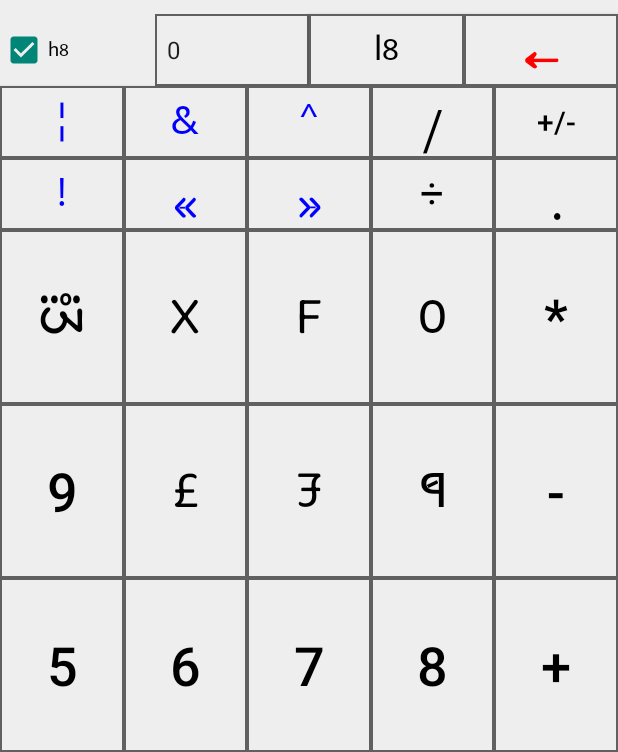
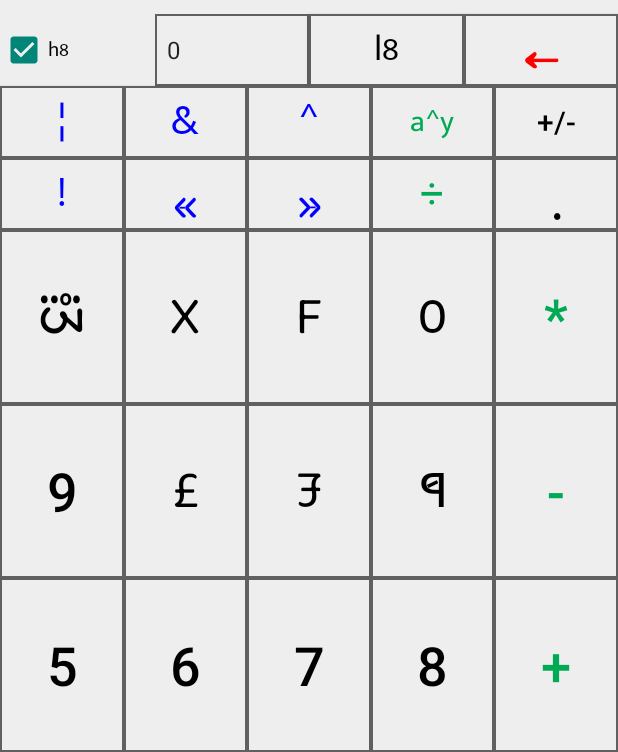
Before and after one commit to zava8/heksuletr, an Android app: the screen it shows after launch (MainActivity), on a phone screen of 412 x 824 dp. Shown: the part 310-1062 px from the top of the screen. Run offline under Robolectric (Android 15) with nearby library versions, the phone set to English and light mode, and no system bars; libraries missing offline, so code that uses them is left out: io.realm; 1 statement that could not run was skipped.

Commit message:
zs810.tumblr.com fb.com/ztrabc vk.com/zs810

```diff
--- a/app/src/main/java/com/zava8/calculator/fragments/ProgrammerFragment.java
+++ b/app/src/main/java/com/zava8/calculator/fragments/ProgrammerFragment.java
@@ -113,7 +113,7 @@ public class ProgrammerFragment extends Fragment {
     }
 
     private void setupOperatorButtons() {
-        int[] operatorButtonIDs = new int[]{R.id.buttonMod, R.id.button_zor, R.id.buttonOR, R.id.buttonAND,
+        int[] operatorButtonIDs = new int[]{R.id.button_pover, R.id.button_zor, R.id.buttonOR, R.id.buttonAND,
                 R.id.buttonLSH, R.id.buttonRSH, R.id.buttonNOT, R.id.buttonRDivide, R.id.buttonMultiply,
                 R.id.buttonMinus, R.id.buttonPlus};
         for (int buttonID : operatorButtonIDs) { Button button = getView().findViewById(buttonID);button.setOnClickListener((v) -> {
@@ -316,7 +316,7 @@ public class ProgrammerFragment extends Fragment {
     private void setOperatorButtonsClickable(boolean mode) {
         int[] letterButtonIDs = new int[]{
                 R.id.button_decimal_point,  R.id.buttonRDivide,
-                R.id.buttonMod,
+                R.id.button_pover,
                 R.id.buttonMinus, R.id.buttonPlus , R.id.buttonMultiply, R.id.buttonPower,
                 R.id.button_decimal_point, R.id.buttonEquals,
                 R.id.button_zor, R.id.buttonOR, R.id.buttonNOT , R.id.buttonAND , R.id.buttonLSH , R.id.buttonRSH,
--- a/app/src/main/java/com/zava8/calculator/utils/ProgrammerOperationsUtil.java
+++ b/app/src/main/java/com/zava8/calculator/utils/ProgrammerOperationsUtil.java
@@ -18,6 +18,7 @@ public class ProgrammerOperationsUtil {
             case XOR: return xor(data.getBytelengthenum(), data.getFirstValue(), data.getSecondValue());
             case AND: return and(data.getBytelengthenum(), data.getFirstValue(), data.getSecondValue());
             case get_remainder: return mod(data.getBytelengthenum(), data.getFirstValue(), data.getSecondValue());
+            case POWER: return data.getFirstValue().pow(data.getSecondValue().intValue()).longValue();
             case CHANGE_SIGN: return changeSign(data.getBytelengthenum(), data.getFirstValue());
             case NOT: return not(data.getBytelengthenum(), data.getFirstValue());
             default: return 0;
--- a/app/src/main/res/layout-land/fragment_programmer.xml
+++ b/app/src/main/res/layout-land/fragment_programmer.xml
@@ -332,7 +332,7 @@
         app:layout_constraintEnd_toStartOf="@id/buttonOR"
         app:layout_constraintHorizontal_bias="0.5"
         app:layout_constraintStart_toStartOf="parent"
-        app:layout_constraintTop_toBottomOf="@+id/buttonMod" />
+        app:layout_constraintTop_toBottomOf="@+id/button_pover" />
 
     <Button
         android:id="@+id/buttonNOT"
@@ -358,7 +358,7 @@
         app:layout_constraintBottom_toTopOf="@+id/buttonOR"
         app:layout_constraintEnd_toStartOf="@id/buttonLSH"
         app:layout_constraintHorizontal_bias="0.5"
-        app:layout_constraintStart_toEndOf="@id/buttonMod"
+        app:layout_constraintStart_toEndOf="@id/button_pover"
         app:layout_constraintTop_toBottomOf="@+id/radioGroup" />
 
     <Button
@@ -401,7 +401,7 @@
         app:layout_constraintTop_toBottomOf="@+id/radioGroup" />
 
     <Button
-        android:id="@+id/buttonMod"
+        android:id="@+id/button_pover"
         android:layout_width="0dp"
         android:layout_height="0dp"
         android:layout_marginTop="8dp"
--- a/app/src/main/res/layout/fragment_programmer.xml
+++ b/app/src/main/res/layout/fragment_programmer.xml
@@ -112,11 +112,11 @@
       android:background="@drawable/calculator_button_secondary" android:textAllCaps="false"
       android:text="@string/zor_operator_string" android:textSize="@dimen/zor_tekst_size" android:fontFamily="@font/u5" android:textColor="@color/logical_operator_Color"
       app:layout_constraintBottom_toBottomOf="@id/buttonOR" app:layout_constraintTop_toBottomOf="@+id/heks_check_boks"
-      app:layout_constraintStart_toEndOf="@+id/buttonAND"    app:layout_constraintEnd_toStartOf="@+id/buttonMod"    />
+      app:layout_constraintStart_toEndOf="@+id/buttonAND"    app:layout_constraintEnd_toStartOf="@+id/button_pover"    />
 
-    <Button android:id="@+id/buttonMod" android:layout_width="0dp" android:layout_height="0dp"
-        android:background="@drawable/calculator_button_secondary" android:text="@string/get_remainder_button_string" android:textAllCaps="false"
-        android:fontFamily="@font/u5" android:textColor="?attr/primaryTextColor" android:textSize="@dimen/remainder_tekst_size"
+    <Button android:id="@+id/button_pover" android:layout_width="0dp" android:layout_height="0dp"
+        android:background="@drawable/calculator_button_secondary" android:text="@string/pavr_operator_string" android:textAllCaps="false"
+        android:fontFamily="@font/u5" android:textColor="@color/arthmetic_operator_color" android:textSize="@dimen/pover_tekst_size"
         app:layout_constraintBottom_toBottomOf="@id/buttonOR" app:layout_constraintTop_toBottomOf="@+id/heks_check_boks"
         app:layout_constraintStart_toEndOf="@+id/button_zor" app:layout_constraintEnd_toStartOf="@+id/buttonSign"/>
 
@@ -124,7 +124,7 @@
       android:background="@drawable/calculator_button_main"
       android:text="+/-"  android:textColor="?attr/primaryTextColor" android:textSize="@dimen/sign_tekst_size"
       app:layout_constraintBottom_toBottomOf="@id/buttonOR" app:layout_constraintTop_toBottomOf="@+id/heks_check_boks"
-      app:layout_constraintStart_toEndOf="@+id/buttonMod" app:layout_constraintEnd_toEndOf="parent" />
+      app:layout_constraintStart_toEndOf="@+id/button_pover" app:layout_constraintEnd_toEndOf="parent" />
 
 <!-- //////////////////////////////// -->
   <Button    android:id="@+id/buttonNOT"    android:layout_width="0dp"    android:layout_height="@dimen/btn_ro3_hait"
@@ -149,7 +149,7 @@
 
     <Button android:id="@+id/buttonRDivide" android:layout_width="0dp" android:layout_height="0dp"
         android:background="@drawable/calculator_button_main" android:text="@string/remainder_divide_operator_string"
-        android:fontFamily="@font/u5" android:textColor="?attr/accentColor"  android:textSize="@dimen/divide_tekst_size"
+        android:fontFamily="@font/u5" android:textColor="@color/arthmetic_operator_color"  android:textSize="@dimen/divide_tekst_size"
         app:layout_constraintBottom_toBottomOf="@id/buttonNOT" app:layout_constraintTop_toBottomOf="@+id/buttonOR"
         app:layout_constraintStart_toEndOf="@+id/buttonRSH" app:layout_constraintEnd_toStartOf="@+id/button_decimal_point"/>
 
@@ -191,7 +191,7 @@
 
   <Button android:id="@+id/buttonMultiply" android:layout_width="0dp" android:layout_height="0dp"
    android:background="@drawable/calculator_button_main" android:text="@string/multiply_operator_string"
-      android:textColor="?attr/accentColor" android:textSize="@dimen/dot_tekst_size"
+      android:textColor="@color/arthmetic_operator_color" android:textSize="@dimen/dot_tekst_size"
       app:layout_constraintBottom_toTopOf="@+id/buttonMinus" app:layout_constraintTop_toBottomOf="@+id/buttonNOT"
    app:layout_constraintStart_toEndOf="@+id/button0" app:layout_constraintEnd_toEndOf="parent" />
 
@@ -221,7 +221,7 @@
    app:layout_constraintStart_toEndOf="@id/buttonB" app:layout_constraintEnd_toStartOf="@+id/buttonMinus" />
 
   <Button android:id="@+id/buttonMinus" android:layout_width="0dp" android:layout_height="0dp"
-   android:background="@drawable/calculator_button_main" android:text="-" android:textColor="?attr/accentColor"  android:textSize="@dimen/dot_tekst_size"
+   android:background="@drawable/calculator_button_main" android:text="-" android:textColor="@color/arthmetic_operator_color"  android:textSize="@dimen/dot_tekst_size"
       app:layout_constraintBottom_toTopOf="@+id/buttonPlus" app:layout_constraintTop_toBottomOf="@+id/buttonMultiply"
    app:layout_constraintStart_toEndOf="@+id/buttonC" app:layout_constraintEnd_toEndOf="parent" />
 <!-- //////////////////////////////// -->
@@ -250,7 +250,7 @@
    app:layout_constraintStart_toEndOf="@+id/button7" app:layout_constraintEnd_toStartOf="@+id/buttonPlus" />
 
   <Button android:id="@+id/buttonPlus" android:layout_width="0dp" android:layout_height="0dp"
-   android:background="@drawable/calculator_button_main" android:text="+" android:textColor="?attr/accentColor" android:textSize="@dimen/dot_tekst_size"
+   android:background="@drawable/calculator_button_main" android:text="+" android:textColor="@color/arthmetic_operator_color" android:textSize="@dimen/dot_tekst_size"
       app:layout_constraintBottom_toTopOf="@+id/buttonEquals" app:layout_constraintTop_toBottomOf="@+id/buttonMinus"
    app:layout_constraintStart_toEndOf="@+id/button8" app:layout_constraintEnd_toEndOf="parent" />
 <!-- //////////////////////////////// -->
--- a/app/src/main/res/values/colors.xml
+++ b/app/src/main/res/values/colors.xml
@@ -16,7 +16,7 @@
     <color name="primaryTextColor">#000000</color>
     <color name="deleteTextColor">#ff0000</color>
     <color name="logical_operator_Color">#0000ff</color>
-    <color name="arthmetic_operator_color">#880088</color>
+    <color name="arthmetic_operator_color">#00aa55</color>
 
     <color name="secondaryTextColor">#898989</color>
     <!-- <color name="disabledTextColor">#DDDDDD</color> -->
--- a/app/src/main/res/values/dimens.xml
+++ b/app/src/main/res/values/dimens.xml
@@ -26,6 +26,7 @@
     <dimen name="dot_tekst_size">36sp</dimen>
     <dimen name="divide_tekst_size">28sp</dimen>
     <dimen name="remainder_tekst_size">36sp</dimen>
+    <dimen name="pover_tekst_size">20sp</dimen>
     <dimen name="float_divide_tekst_size">28sp</dimen>
     <dimen name="lsh_tekst_size">36sp</dimen>
     <dimen name="rsh_tekst_size">36sp</dimen>
```
